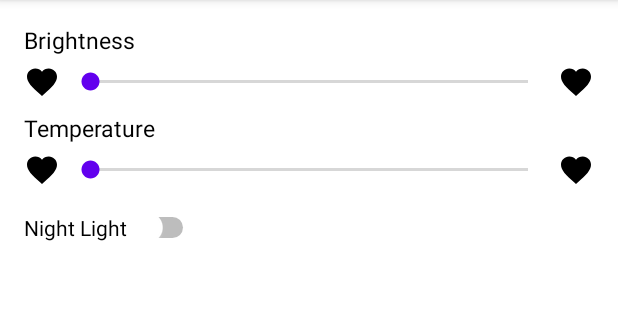
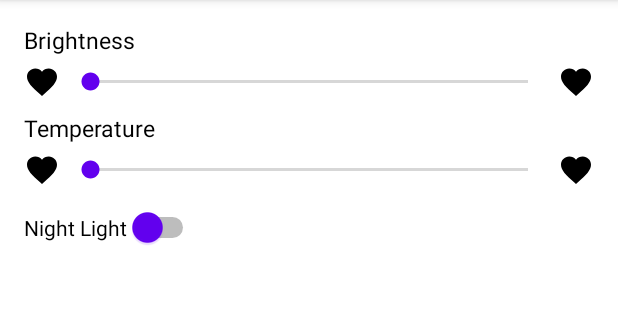
Before and after one commit to N01300070-Humber/AutomaHome, an Android app: the fragment ControlLightFragment placed in its activity, on a phone screen of 412 x 824 dp, the part 84-404 px from its top. Run offline under Robolectric (Android 15) with nearby library versions, the phone set to English and light mode, and no system bars; 2 statements that could not run were skipped.

Commit message:
fragment_control_light(UPDATED)

```diff
--- a/app/src/main/res/layout/fragment_control_light.xml
+++ b/app/src/main/res/layout/fragment_control_light.xml
@@ -35,7 +35,6 @@
         android:layout_marginStart="4dp"
         android:layout_marginTop="8dp"
         android:layout_marginEnd="4dp"
-        android:progressTint="#FFFFFF"
         app:layout_constraintEnd_toStartOf="@+id/imageView_controlLight_Highbrightness"
         app:layout_constraintStart_toEndOf="@+id/imageView_controlLight_Lowbrightness"
         app:layout_constraintTop_toBottomOf="@+id/textView_controlLight_brightness" />
@@ -93,12 +92,11 @@
 
     <Switch
         android:id="@+id/switch_control_light_nightLight"
-        style="@style/Widget.AppCompat.CompoundButton.Switch"
+        style="@style/Widget.AutomaHome.Switch"
         android:layout_width="wrap_content"
         android:layout_height="wrap_content"
         android:layout_marginTop="16dp"
         android:text="@string/night_light"
-        android:thumbTint="#FFFFFF"
         app:layout_constraintEnd_toEndOf="parent"
         app:layout_constraintHorizontal_bias="0.0"
         app:layout_constraintStart_toStartOf="parent"
```
